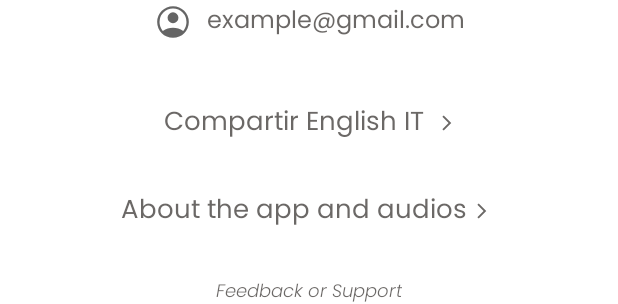
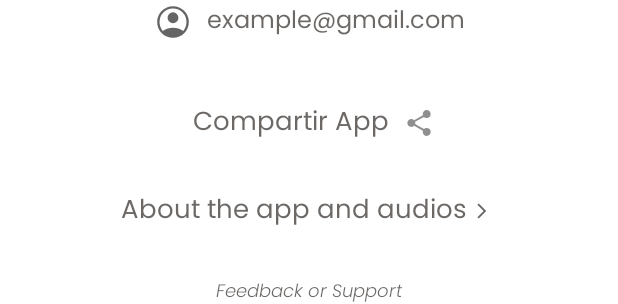
Before and after one commit to GeronimoDangelo/English-IT, an Android app: the layout fragment_items_saved.xml on its own in the app's theme, with its tools: preview values and no code run, on a phone screen of 412 x 824 dp. Shown: the part 631-935 px from the top of the screen. Run offline under Robolectric (Android 15) with nearby library versions, the phone set to English and light mode, and no system bars.

Commit message:
better style 2

```diff
--- a/app/src/main/java/com/study/englishit/ui/presentation/navigation_screens/ItemsSavedFragment.kt
+++ b/app/src/main/java/com/study/englishit/ui/presentation/navigation_screens/ItemsSavedFragment.kt
@@ -69,6 +69,13 @@ class ItemsSavedFragment : Fragment() {
         btnMasinfo.setOnClickListener {
             findNavController().navigate(R.id.action_itemsSavedFragment_to_moreAppInfoFragment)
         }
+        compartir.setOnClickListener {
+            val shareIntent = Intent()
+            shareIntent.action = Intent.ACTION_SEND
+            shareIntent.type = "text/plain"
+            shareIntent.putExtra(Intent.EXTRA_TEXT, "✨ Aprende ingles con frases reales! \uD83E\uDD8A \n Englisht IT \uD83E\uDD8A \n https://play.google.com/store/apps/details?id=com.coffee.bookapp")
+            startActivity(Intent.createChooser(shareIntent,"Share app via"))
+        }
     }
 
 }
--- /dev/null
+++ b/app/src/main/res/drawable/share.xml
@@ -0,0 +1,9 @@
+<vector xmlns:android="http://schemas.android.com/apk/res/android"
+    android:width="20dp"
+    android:height="20dp"
+    android:viewportWidth="48"
+    android:viewportHeight="48">
+  <path
+      android:fillColor="#70000000"
+      android:pathData="M36.35,44.65q-2.65,0 -4.5,-1.875T30,38.3q0,-0.35 0.075,-0.85t0.225,-0.95l-14.1,-8.2q-0.85,0.9 -2.05,1.475 -1.2,0.575 -2.45,0.575 -2.65,0 -4.5,-1.85T5.35,24q0,-2.65 1.85,-4.5t4.5,-1.85q1.25,0 2.4,0.5t2.1,1.4l14.1,-8.1q-0.15,-0.35 -0.225,-0.85Q30,10.1 30,9.7q0,-2.65 1.85,-4.5t4.5,-1.85q2.65,0 4.5,1.85t1.85,4.5q0,2.65 -1.85,4.5t-4.5,1.85q-1.3,0 -2.45,-0.4 -1.15,-0.4 -1.95,-1.3L17.8,22.1q0.15,0.4 0.2,0.975 0.05,0.575 0.05,0.925 0,0.35 -0.05,0.775 -0.05,0.425 -0.2,0.875l14.15,7.95q0.8,-0.75 1.9,-1.2 1.1,-0.45 2.5,-0.45 2.65,0 4.5,1.85t1.85,4.5q0,2.65 -1.85,4.5t-4.5,1.85Z"/>
+</vector>
--- a/app/src/main/res/layout/fragment_items_saved.xml
+++ b/app/src/main/res/layout/fragment_items_saved.xml
@@ -84,7 +84,6 @@
 
     <com.google.android.material.card.MaterialCardView
         android:id="@+id/compartir"
-
         android:layout_width="wrap_content"
         android:layout_height="wrap_content"
         android:layout_marginTop="30dp"
@@ -101,14 +100,14 @@
             android:layout_width="wrap_content"
             android:layout_height="wrap_content"
             android:layout_gravity="center"
-            android:drawableEnd="@drawable/next"
-            android:drawablePadding="5dp"
+            android:drawablePadding="10dp"
+            android:drawableEnd="@drawable/share"
             android:fontFamily="@font/poppins_regular"
             android:gravity="center"
             android:paddingVertical="10dp"
             android:paddingStart="15dp"
             android:paddingEnd="10dp"
-            android:text="Compartir English IT"
+            android:text="Compartir App"
             android:textColor="@color/titleItemColor"
             android:textSize="17sp" />
     </com.google.android.material.card.MaterialCardView>
```
